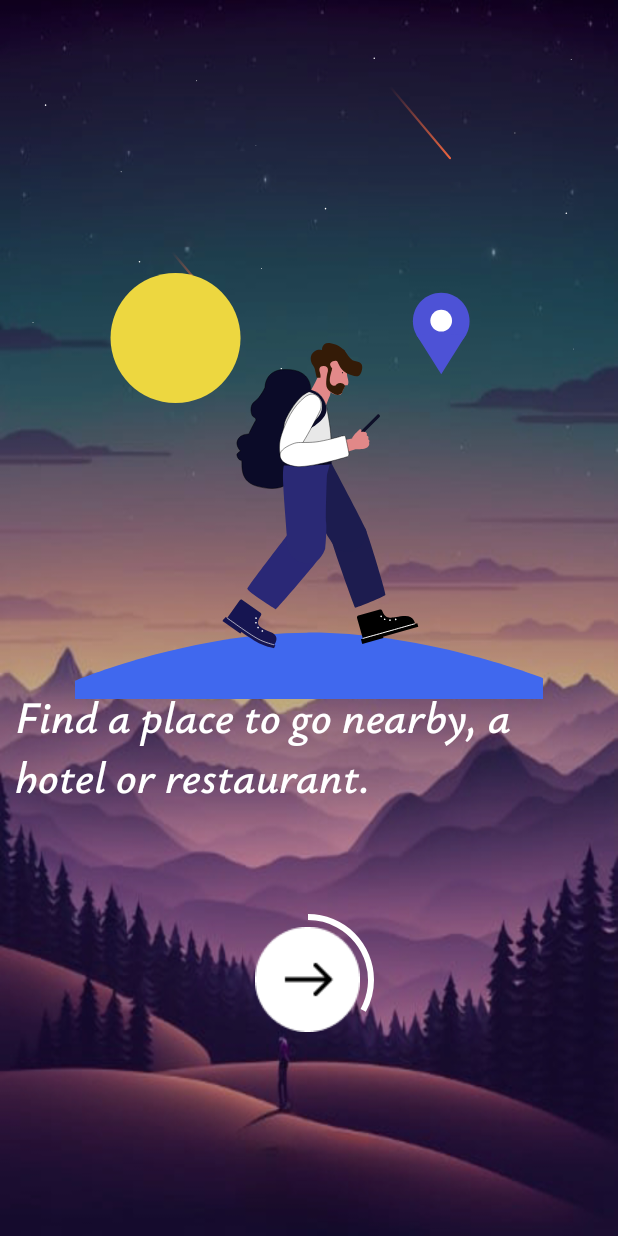
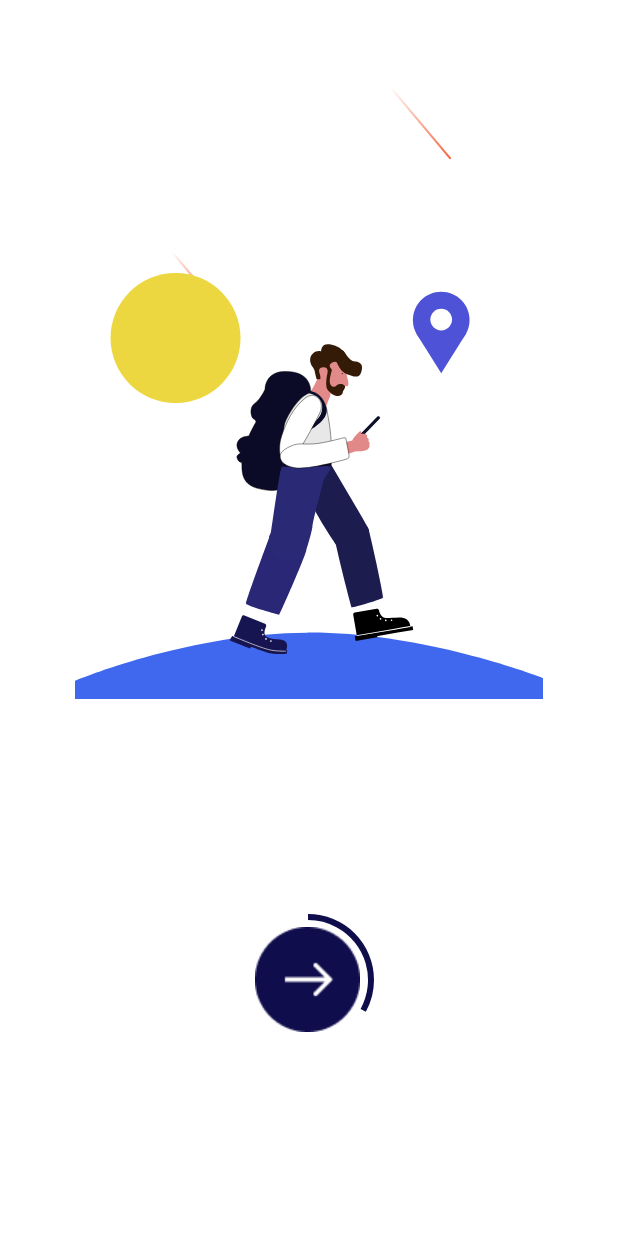
Before and after one commit to Abdelrahman-Elwardany1/onBoardingApp, an Android app: the screen it shows after launch (MainActivity), on a phone screen of 412 x 824 dp. Run offline under Robolectric (Android 15) with nearby library versions, the phone set to English and light mode, and no system bars.

Commit message:
Before changes

```diff
--- a/app/src/main/res/drawable/circular_progress_bar.xml
+++ b/app/src/main/res/drawable/circular_progress_bar.xml
@@ -11,8 +11,8 @@
 
         <gradient
             android:angle="0"
-            android:endColor="@color/white"
-            android:startColor="@color/white"
+            android:endColor="#100D4C"
+            android:startColor="#100D4C"
             android:type="sweep"
             android:useLevel="false" />
 
--- a/app/src/main/res/layout/fragment_first_screen.xml
+++ b/app/src/main/res/layout/fragment_first_screen.xml
@@ -4,7 +4,7 @@
     xmlns:tools="http://schemas.android.com/tools"
     android:layout_width="match_parent"
     android:layout_height="match_parent"
-    android:background="@drawable/onboarding_background"
+    android:background="@color/white"
     tools:context=".onBoarding.screens.FirstScreen">
 
     <com.airbnb.lottie.LottieAnimationView
--- a/app/src/main/res/layout/fragment_second_screen.xml
+++ b/app/src/main/res/layout/fragment_second_screen.xml
@@ -4,7 +4,7 @@
     xmlns:tools="http://schemas.android.com/tools"
     android:layout_width="match_parent"
     android:layout_height="match_parent"
-    android:background="@drawable/onboarding_background"
+    android:background="@color/white"
     tools:context=".onBoarding.screens.SecondScreen">
 
     <com.airbnb.lottie.LottieAnimationView
--- a/app/src/main/res/layout/fragment_third_screen.xml
+++ b/app/src/main/res/layout/fragment_third_screen.xml
@@ -4,7 +4,7 @@
     xmlns:tools="http://schemas.android.com/tools"
     android:layout_width="match_parent"
     android:layout_height="match_parent"
-    android:background="@drawable/onboarding_background"
+    android:background="@color/white"
     tools:context=".onBoarding.screens.ThirdScreen">
 
     <com.airbnb.lottie.LottieAnimationView
```
Also changed, not shown: app/src/main/res/drawable/onboarding_circular_button.png.
